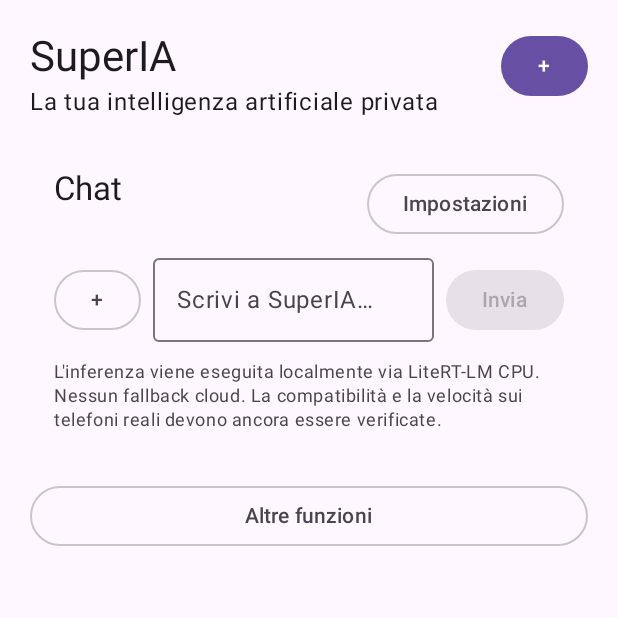
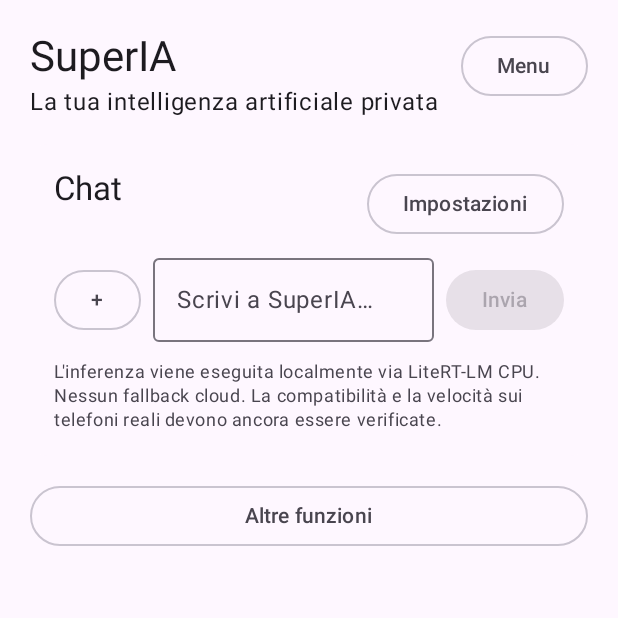
Before and after one commit to damianoavvocato-star/SuperIA, an Android app built with Jetpack Compose: the screen it shows after launch (MainActivity), on a phone screen of 412 x 824 dp, the top half of it. Run offline under Robolectric (Android 15) with nearby library versions, the phone set to English and light mode, and no system bars; libraries missing offline, so code that uses them is left out: com.google.ai.edge; pictures from the network do not load.

Commit message:
Unify home screen and move document archive into secondary menu

```diff
--- a/android/app/src/main/java/it/superiaprivata/app/MainActivity.kt
+++ b/android/app/src/main/java/it/superiaprivata/app/MainActivity.kt
@@ -34,7 +34,6 @@ class MainActivity : ComponentActivity() {
                 var pairingQr by remember { mutableStateOf<Bitmap?>(null) }
                 var pairingError by remember { mutableStateOf<String?>(null) }
                 var documentContext by remember { mutableStateOf<String?>(null) }
-                var showDocuments by remember { mutableStateOf(false) }
                 var showMore by remember { mutableStateOf(false) }
                 val identityStore = remember { DeviceIdentityStore() }
 
@@ -56,14 +55,9 @@ class MainActivity : ComponentActivity() {
                                     Text("SuperIA", style = MaterialTheme.typography.headlineMedium)
                                     Text("La tua intelligenza artificiale privata")
                                 }
-                                Button(onClick = { showDocuments = !showDocuments }) {
-                                    Text(if (showDocuments) "Chiudi +" else "+")
+                                OutlinedButton(onClick = { showMore = !showMore }) {
+                                    Text(if (showMore) "Chiudi menu" else "Menu")
                                 }
-                            }
-                        }
-                        if (showDocuments) {
-                            item {
-                                DocumentsPanel(onContextChanged = { documentContext = it })
                             }
                         }
                         item { AssistantChatPanel(documentContext = documentContext) }
@@ -76,6 +70,7 @@ class MainActivity : ComponentActivity() {
                             }
                         }
                         if (showMore) {
+                        item { DocumentsPanel(onContextChanged = { documentContext = it }) }
                         item {
                             ElevatedCard {
                                 Column(Modifier.padding(16.dp), verticalArrangement = Arrangement.spacedBy(8.dp)) {
```
